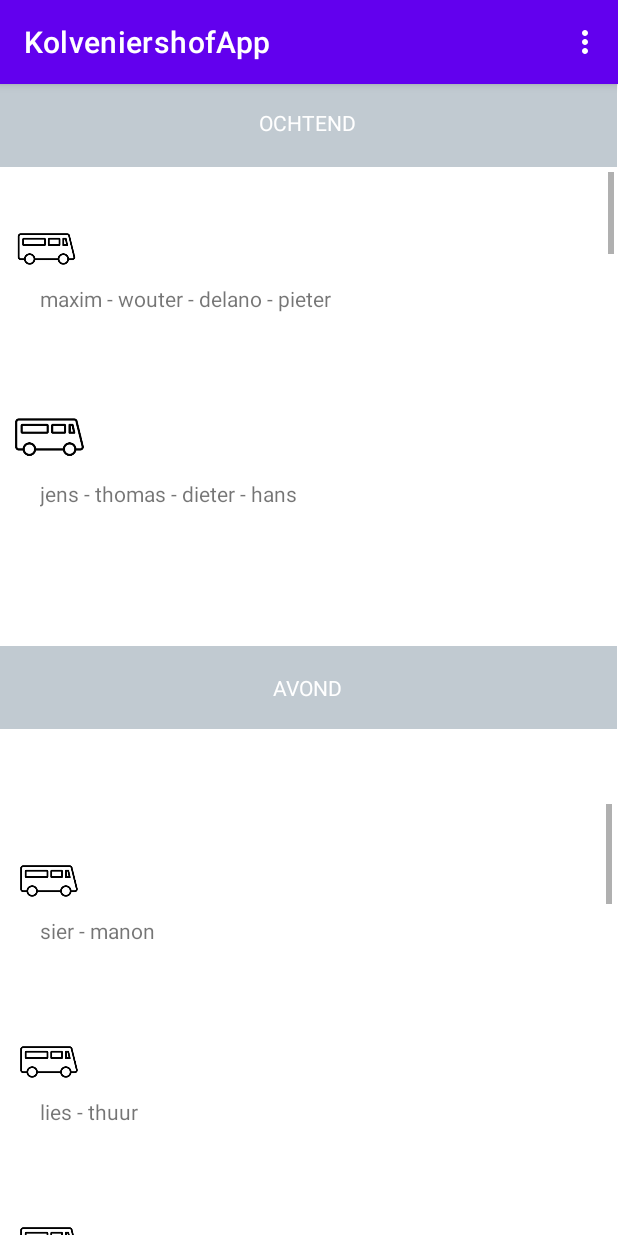
After one commit to lanasak/test.and, an Android app: the BusPlannerFragment screen opened through its navigation route, on a phone screen of 412 x 824 dp. The commit adds this screen. Run offline under Robolectric (Android 15) with nearby library versions, the phone set to English and light mode, and no system bars; our stand-ins replace data binding.

Commit message:
aanmaken bus-planning

```diff
--- a/app/src/main/java/com/example/kolveniershofapp/AdminDashboard.kt
+++ b/app/src/main/java/com/example/kolveniershofapp/AdminDashboard.kt
@@ -32,6 +32,10 @@ class AdminDashboard : Fragment() {
                 v: View -> v.findNavController().navigate(R.id.action_dashBoardFragment_to_clientFragment)
         }
 
+        binding.BusPlanning.setOnClickListener{
+                v: View -> v.findNavController().navigate(R.id.action_dashBoardFragment_to_busPlanning)
+        }
+
         return binding.root
     }
 
--- /dev/null
+++ b/app/src/main/java/com/example/kolveniershofapp/BusPlannerFragment.kt
@@ -0,0 +1,20 @@
+package com.example.kolveniershofapp
+
+import android.os.Bundle
+import androidx.fragment.app.Fragment
+import android.view.LayoutInflater
+import android.view.View
+import android.view.ViewGroup
+import com.example.kolveniershofapp.databinding.FragmentBusPlannerBinding
+import androidx.databinding.DataBindingUtil.inflate
+
+class BusPlannerFragment : Fragment() {
+
+    override fun onCreateView(
+        inflater: LayoutInflater, container: ViewGroup?,
+        savedInstanceState: Bundle?
+    ): View? {
+        val binding: FragmentBusPlannerBinding = inflate(inflater, R.layout.fragment_bus_planner, container, false)
+        return binding.root
+    }
+}
--- a/app/src/main/res/layout/fragment_admindashboard.xml
+++ b/app/src/main/res/layout/fragment_admindashboard.xml
@@ -1,12 +1,14 @@
 <?xml version="1.0" encoding="utf-8"?>
-<layout>
-    <androidx.constraintlayout.widget.ConstraintLayout xmlns:android="http://schemas.android.com/apk/res/android"
-        xmlns:app="http://schemas.android.com/apk/res-auto"
-        xmlns:tools="http://schemas.android.com/tools"
+<layout xmlns:tools="http://schemas.android.com/tools"
+    xmlns:android="http://schemas.android.com/apk/res/android"
+    xmlns:app="http://schemas.android.com/apk/res-auto">
+    <androidx.constraintlayout.widget.ConstraintLayout
         android:id="@+id/ConstraintLayout"
         android:layout_width="match_parent"
         android:layout_height="match_parent"
         tools:context=".AdminDashboard">
+
+
         <Button
             android:id="@+id/DagPlanning"
             android:layout_width="150dp"
@@ -16,7 +18,7 @@
             android:layout_marginEnd="8dp"
             android:text="Dag Planning"
             app:layout_constraintEnd_toEndOf="parent"
-            app:layout_constraintHorizontal_bias="0.183"
+            app:layout_constraintHorizontal_bias="0.097"
             app:layout_constraintStart_toStartOf="parent"
             app:layout_constraintTop_toTopOf="parent" />
 
@@ -29,10 +31,9 @@
             android:layout_marginEnd="8dp"
             android:text="Comments"
             app:layout_constraintEnd_toEndOf="parent"
-            app:layout_constraintHorizontal_bias="0.795"
+            app:layout_constraintHorizontal_bias="0.893"
             app:layout_constraintStart_toStartOf="parent"
             app:layout_constraintTop_toTopOf="parent" />
-
 
         <Button
             android:id="@+id/BusPlanning"
@@ -43,9 +44,10 @@
             android:layout_marginEnd="8dp"
             android:text="Bus planning"
             app:layout_constraintEnd_toEndOf="parent"
-            app:layout_constraintHorizontal_bias="0.183"
+            app:layout_constraintHorizontal_bias="0.097"
             app:layout_constraintStart_toStartOf="parent"
             app:layout_constraintTop_toTopOf="parent" />
+
         <Button
             android:id="@+id/Clienten"
             android:layout_width="150dp"
@@ -55,7 +57,7 @@
             android:layout_marginEnd="8dp"
             android:text="Clienten"
             app:layout_constraintEnd_toEndOf="parent"
-            app:layout_constraintHorizontal_bias="0.795"
+            app:layout_constraintHorizontal_bias="0.893"
             app:layout_constraintStart_toStartOf="parent"
             app:layout_constraintTop_toTopOf="parent" />
 
--- /dev/null
+++ b/app/src/main/res/layout/fragment_bus_planner.xml
@@ -0,0 +1,383 @@
+<?xml version="1.0" encoding="utf-8"?>
+<layout xmlns:app="http://schemas.android.com/apk/res-auto"
+    xmlns:tools="http://schemas.android.com/tools"
+    xmlns:android="http://schemas.android.com/apk/res/android">
+
+    <androidx.constraintlayout.widget.ConstraintLayout
+        android:layout_width="match_parent"
+        android:layout_height="match_parent"
+        tools:context=".BusPlannerFragment">
+
+        <ScrollView
+            android:id="@+id/scrollView1"
+            android:layout_width="409dp"
+            android:layout_height="260dp"
+            app:layout_constraintBottom_toBottomOf="parent"
+            app:layout_constraintEnd_toEndOf="parent"
+            app:layout_constraintHorizontal_bias="0.0"
+            app:layout_constraintStart_toStartOf="parent"
+            app:layout_constraintTop_toTopOf="parent"
+            app:layout_constraintVertical_bias="0.116"
+            tools:ignore="SpeakableTextPresentCheck">
+
+            <LinearLayout
+                android:id="@+id/linearLayout1"
+                android:layout_width="match_parent"
+                android:layout_height="wrap_content"
+                android:orientation="vertical"
+                android:paddingTop="40px">
+
+                <ImageView
+                    android:id="@+id/imageView3"
+                    android:layout_width="62dp"
+                    android:layout_height="48dp"
+                    android:src="@drawable/bus" />
+
+                <TextView
+                    android:id="@+id/textView9"
+                    android:layout_width="match_parent"
+                    android:layout_height="wrap_content"
+                    android:layout_marginLeft="40px"
+                    android:layout_marginBottom="80px"
+                    android:text="maxim - wouter - delano - pieter" />
+
+                <ImageView
+                    android:id="@+id/imageView4"
+                    android:layout_width="66dp"
+                    android:layout_height="57dp"
+                    android:src="@drawable/bus" />
+
+                <TextView
+                    android:id="@+id/textView37"
+                    android:layout_width="match_parent"
+                    android:layout_height="wrap_content"
+                    android:layout_marginLeft="40px"
+                    android:layout_marginBottom="80px"
+                    android:text="jens - thomas - dieter - hans" />
+
+                <ImageView
+                    android:id="@+id/imageView5"
+                    android:layout_width="62dp"
+                    android:layout_height="48dp"
+                    android:src="@drawable/bus" />
+
+                <TextView
+                    android:id="@+id/textView38"
+                    android:layout_width="match_parent"
+                    android:layout_height="wrap_content"
+                    android:layout_marginLeft="40px"
+                    android:layout_marginBottom="80px"
+                    android:text="jeroen" />
+
+                <ImageView
+                    android:id="@+id/imageView6"
+                    android:layout_width="62dp"
+                    android:layout_height="48dp"
+                    android:src="@drawable/bus" />
+
+                <TextView
+                    android:id="@+id/textView39"
+                    android:layout_width="match_parent"
+                    android:layout_height="wrap_content"
+                    android:layout_marginLeft="40px"
+                    android:layout_marginBottom="80px"
+                    android:text="arne - yesine" />
+
+                <ImageView
+                    android:id="@+id/imageView7"
+                    android:layout_width="64dp"
+                    android:layout_height="48dp"
+                    android:src="@drawable/bus" />
+
+                <TextView
+                    android:id="@+id/textView43"
+                    android:layout_width="match_parent"
+                    android:layout_height="wrap_content"
+                    android:layout_marginLeft="40px"
+                    android:layout_marginBottom="80px"
+                    android:text="mohammed" />
+
+                <ImageView
+                    android:id="@+id/imageView8"
+                    android:layout_width="69dp"
+                    android:layout_height="48dp"
+                    android:src="@drawable/bus" />
+
+                <TextView
+                    android:id="@+id/textView44"
+                    android:layout_width="match_parent"
+                    android:layout_height="wrap_content"
+                    android:layout_marginLeft="40px"
+                    android:layout_marginBottom="80px"
+                    android:text="ahmed" />
+
+                <ImageView
+                    android:id="@+id/imageView9"
+                    android:layout_width="68dp"
+                    android:layout_height="48dp"
+                    android:src="@drawable/bus" />
+
+                <TextView
+                    android:id="@+id/textView45"
+                    android:layout_width="match_parent"
+                    android:layout_height="wrap_content"
+                    android:layout_marginLeft="40px"
+                    android:layout_marginBottom="80px"
+                    android:text="emilie" />
+
+                <ImageView
+                    android:id="@+id/imageView10"
+                    android:layout_width="69dp"
+                    android:layout_height="48dp"
+                    android:src="@drawable/bus" />
+
+                <TextView
+                    android:id="@+id/textView54"
+                    android:layout_width="match_parent"
+                    android:layout_height="wrap_content"
+                    android:layout_marginLeft="40px"
+                    android:layout_marginBottom="80px"
+                    android:text="sara" />
+
+                <ImageView
+                    android:id="@+id/imageView11"
+                    android:layout_width="59dp"
+                    android:layout_height="48dp"
+                    android:src="@drawable/bus" />
+
+                <TextView
+                    android:id="@+id/textView55"
+                    android:layout_width="match_parent"
+                    android:layout_height="wrap_content"
+                    android:layout_marginLeft="40px"
+                    android:layout_marginBottom="80px"
+                    android:text="matthis" />
+
+                <ImageView
+                    android:id="@+id/imageView12"
+                    android:layout_width="56dp"
+                    android:layout_height="48dp"
+                    android:src="@drawable/bus" />
+
+                <TextView
+                    android:id="@+id/textView56"
+                    android:layout_width="match_parent"
+                    android:layout_height="wrap_content"
+                    android:layout_marginLeft="40px"
+                    android:layout_marginBottom="80px"
+                    android:text="lore" />
+
+            </LinearLayout>
+        </ScrollView>
+
+        <androidx.appcompat.widget.Toolbar
+            android:id="@+id/toolbar_ochtend"
+            android:layout_width="411dp"
+            android:layout_height="55dp"
+            android:background="#C1CAD1"
+            android:minHeight="?attr/actionBarSize"
+            android:theme="?attr/actionBarTheme"
+            app:layout_constraintBottom_toBottomOf="parent"
+            app:layout_constraintStart_toStartOf="parent"
+            app:layout_constraintTop_toTopOf="parent"
+            app:layout_constraintVertical_bias="0.0" />
+
+        <androidx.appcompat.widget.Toolbar
+            android:id="@+id/toolbar_avond"
+            android:layout_width="411dp"
+            android:layout_height="55dp"
+            android:background="#C1CAD1"
+            android:minHeight="?attr/actionBarSize"
+            android:theme="?attr/actionBarTheme"
+            app:layout_constraintBottom_toBottomOf="parent"
+            app:layout_constraintStart_toStartOf="parent"
+            app:layout_constraintTop_toTopOf="parent"
+            app:layout_constraintVertical_bias="0.526" />
+
+        <TextView
+            android:id="@+id/textView3"
+            android:layout_width="wrap_content"
+            android:layout_height="wrap_content"
+            android:layout_marginTop="16dp"
+            android:text="OCHTEND"
+            android:textColor="#FFFFFF"
+            app:layout_constraintEnd_toEndOf="@+id/toolbar_ochtend"
+            app:layout_constraintHorizontal_bias="0.498"
+            app:layout_constraintStart_toStartOf="parent"
+            app:layout_constraintTop_toTopOf="parent" />
+
+        <TextView
+            android:id="@+id/textView8"
+            android:layout_width="wrap_content"
+            android:layout_height="wrap_content"
+            android:text="AVOND"
+            android:textColor="#FFFFFF"
+            app:layout_constraintBottom_toBottomOf="@+id/toolbar_avond"
+            app:layout_constraintEnd_toEndOf="@+id/toolbar_avond"
+            app:layout_constraintHorizontal_bias="0.498"
+            app:layout_constraintStart_toStartOf="@+id/toolbar_avond"
+            app:layout_constraintTop_toTopOf="@+id/toolbar_avond" />
+
+        <ScrollView
+            android:id="@+id/scrollView2"
+            android:layout_width="408dp"
+            android:layout_height="287dp"
+            app:layout_constraintBottom_toBottomOf="parent"
+            app:layout_constraintEnd_toEndOf="parent"
+            app:layout_constraintHorizontal_bias="0.0"
+            app:layout_constraintStart_toStartOf="parent"
+            app:layout_constraintTop_toTopOf="@+id/toolbar_ochtend"
+            app:layout_constraintVertical_bias="0.999"
+            tools:ignore="SpeakableTextPresentCheck">
+
+            <LinearLayout
+                android:id="@+id/linearLayout2"
+                android:layout_width="match_parent"
+                android:layout_height="wrap_content"
+                android:orientation="vertical"
+                android:paddingTop="40px">
+
+                <ImageView
+                    android:id="@+id/imageView13"
+                    android:layout_width="65dp"
+                    android:layout_height="48dp"
+                    android:src="@drawable/bus" />
+
+                <TextView
+                    android:id="@+id/textView47"
+                    android:layout_width="match_parent"
+                    android:layout_height="wrap_content"
+                    android:layout_marginLeft="40px"
+                    android:layout_marginBottom="80px"
+                    android:text="sier - manon" />
+
+                <ImageView
+                    android:id="@+id/imageView14"
+                    android:layout_width="65dp"
+                    android:layout_height="48dp"
+                    android:src="@drawable/bus" />
+
+                <TextView
+                    android:id="@+id/textView48"
+                    android:layout_width="match_parent"
+                    android:layout_height="wrap_content"
+                    android:layout_marginLeft="40px"
+                    android:layout_marginBottom="80px"
+                    android:text="lies - thuur" />
+
+                <ImageView
+                    android:id="@+id/imageView15"
+                    android:layout_width="65dp"
+                    android:layout_height="48dp"
+                    android:src="@drawable/bus" />
+
+                <TextView
+                    android:id="@+id/textView49"
+                    android:layout_width="match_parent"
+                    android:layout_height="wrap_content"
+                    android:layout_marginLeft="40px"
+                    android:layout_marginBottom="80px"
+                    android:text="arthuur - sebastiaan" />
+
+                <ImageView
+                    android:id="@+id/imageView16"
+                    android:layout_width="65dp"
+                    android:layout_height="48dp"
+                    android:src="@drawable/bus" />
+
+                <TextView
+                    android:id="@+id/textView50"
+                    android:layout_width="match_parent"
+                    android:layout_height="wrap_content"
+                    android:layout_marginLeft="40px"
+                    android:layout_marginBottom="80px"
+                    android:text="arnaud - rutger" />
+
+                <ImageView
+                    android:id="@+id/imageView17"
+                    android:layout_width="65dp"
+                    android:layout_height="48dp"
+                    android:src="@drawable/bus" />
+
+                <TextView
+                    android:id="@+id/textView51"
+                    android:layout_width="match_parent"
+                    android:layout_height="wrap_content"
+                    android:layout_marginLeft="40px"
+                    android:layout_marginBottom="80px"
+                    android:text="rens" />
+
+                <ImageView
+                    android:id="@+id/imageView18"
+                    android:layout_width="65dp"
+                    android:layout_height="48dp"
+                    android:src="@drawable/bus" />
+
+                <TextView
+                    android:id="@+id/textView52"
+                    android:layout_width="match_parent"
+                    android:layout_height="wrap_content"
+                    android:layout_marginLeft="40px"
+                    android:layout_marginBottom="80px"
+                    android:text="pieter" />
+
+                <ImageView
+                    android:id="@+id/imageView19"
+                    android:layout_width="65dp"
+                    android:layout_height="48dp"
+                    android:src="@drawable/bus" />
+
+                <TextView
+                    android:id="@+id/textView53"
+                    android:layout_width="match_parent"
+                    android:layout_height="wrap_content"
+                    android:layout_marginLeft="40px"
+                    android:layout_marginBottom="80px"
+                    android:text="jonas" />
+
+                <ImageView
+                    android:id="@+id/imageView20"
+                    android:layout_width="65dp"
+                    android:layout_height="48dp"
+                    android:src="@drawable/bus" />
+
+                <TextView
+                    android:id="@+id/textView57"
+                    android:layout_width="match_parent"
+                    android:layout_height="wrap_content"
+                    android:layout_marginLeft="40px"
+                    android:layout_marginBottom="80px"
+                    android:text="elke" />
+
+                <ImageView
+                    android:id="@+id/imageView21"
+                    android:layout_width="65dp"
+                    android:layout_height="48dp"
+                    android:src="@drawable/bus" />
+
+                <TextView
+                    android:id="@+id/textView58"
+                    android:layout_width="match_parent"
+                    android:layout_height="wrap_content"
+                    android:layout_marginLeft="40px"
+                    android:layout_marginBottom="80px"
+                    android:text="margot" />
+
+                <ImageView
+                    android:id="@+id/imageView22"
+                    android:layout_width="65dp"
+                    android:layout_height="48dp"
+                    android:src="@drawable/bus" />
+
+                <TextView
+                    android:id="@+id/textView59"
+                    android:layout_width="match_parent"
+                    android:layout_height="wrap_content"
+                    android:layout_marginLeft="40px"
+                    android:layout_marginBottom="80px"
+                    android:text="anoek" />
+            </LinearLayout>
+        </ScrollView>
+
+    </androidx.constraintlayout.widget.ConstraintLayout>
+</layout>
--- a/app/src/main/res/navigation/navigation.xml
+++ b/app/src/main/res/navigation/navigation.xml
@@ -4,6 +4,13 @@
     xmlns:tools="http://schemas.android.com/tools"
     android:id="@+id/nav_root"
     app:startDestination="@+id/loginFragment">
+
+    <fragment
+        android:id="@+id/busFragment"
+        android:name="com.example.kolveniershofapp.BusPlannerFragment"
+        android:label="@string/busPlanner"
+        tools:layout="@layout/fragment_bus_planner">
+    </fragment>
 
     <fragment
         android:id="@+id/dashBoardFragment"
@@ -17,6 +24,9 @@
         <action
             android:id="@+id/action_dashBoardFragment_to_clientFragment"
             app:destination="@id/clientFragment" />
+        <action
+            android:id="@+id/action_dashBoardFragment_to_busPlanning"
+            app:destination="@id/busFragment" />
     </fragment>
 
     <fragment
--- a/app/src/main/res/values/strings.xml
+++ b/app/src/main/res/values/strings.xml
@@ -4,4 +4,5 @@
     <string name="hello_blank_fragment">Hello blank fragment</string>
     <string name="admin_dashboard">dashboard admin</string>
     <string name="admin">Admin</string>
+    <string name="busPlanner">Bus planner</string>
 </resources>
```
Also changed, not shown: app/src/main/res/drawable/bus.png (added).
